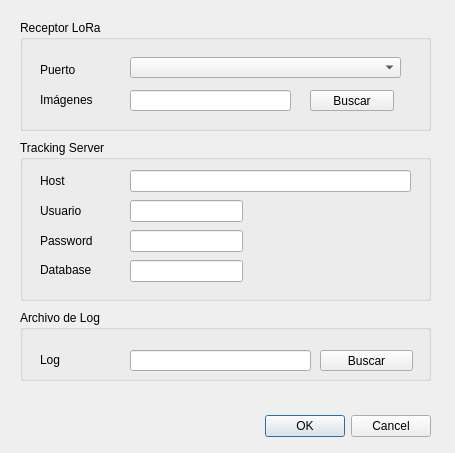
ladecadence/ASHAB-Telemetry, file config.ui: the form before one commit.
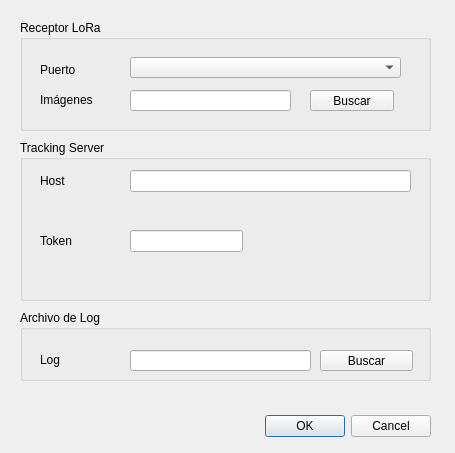
The form after the commit.

Commit message: remove unused configuration fields

Patch:
```diff
--- a/config.ui
+++ b/config.ui
@@ -64,29 +64,8 @@
      </rect>
     </property>
    </widget>
-   <widget class="QLabel" name="label_4">
-    <property name="geometry">
-     <rect>
-      <x>20</x>
-      <y>60</y>
-      <width>59</width>
-      <height>21</height>
-     </rect>
-    </property>
-    <property name="text">
-     <string>Usuario</string>
-    </property>
-   </widget>
-   <widget class="QLineEdit" name="serverUserEdit">
-    <property name="geometry">
-     <rect>
-      <x>110</x>
-      <y>60</y>
-      <width>113</width>
-      <height>22</height>
-     </rect>
-    </property>
-   </widget>
+   
+   
    <widget class="QLineEdit" name="serverPassEdit">
     <property name="geometry">
      <rect>
@@ -110,33 +89,7 @@
      </rect>
     </property>
     <property name="text">
-     <string>Password</string>
-    </property>
-   </widget>
-   <widget class="QLabel" name="label_7">
-    <property name="geometry">
-     <rect>
-      <x>20</x>
-      <y>120</y>
-      <width>66</width>
-      <height>20</height>
-     </rect>
-    </property>
-    <property name="text">
-     <string>Database</string>
-    </property>
-   </widget>
-   <widget class="QLineEdit" name="serverDbEdit">
-    <property name="geometry">
-     <rect>
-      <x>110</x>
-      <y>120</y>
-      <width>113</width>
-      <height>22</height>
-     </rect>
-    </property>
-    <property name="echoMode">
-     <enum>QLineEdit::Normal</enum>
+     <string>Token</string>
     </property>
    </widget>
   </widget>
```
The commit also changes 1 other file.
